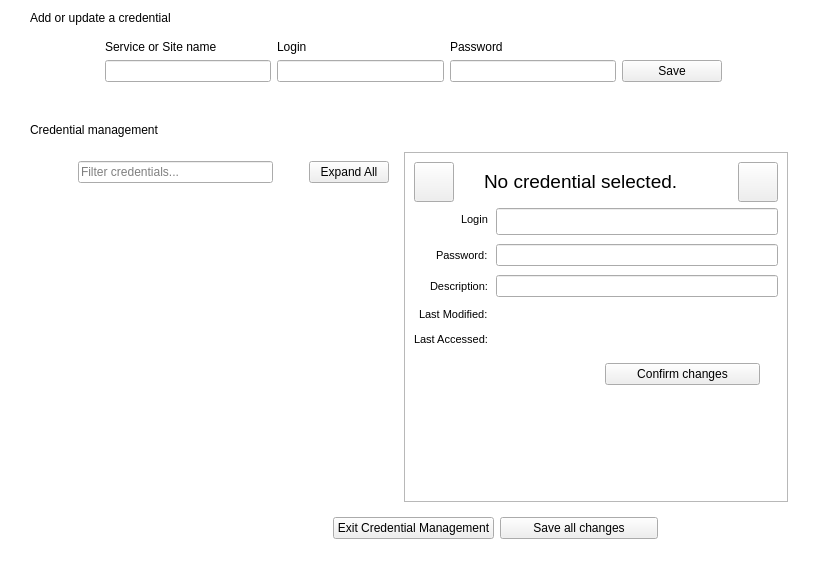
Old version of the form src/CredentialsManagement.ui in the repository mooltipass/moolticute.
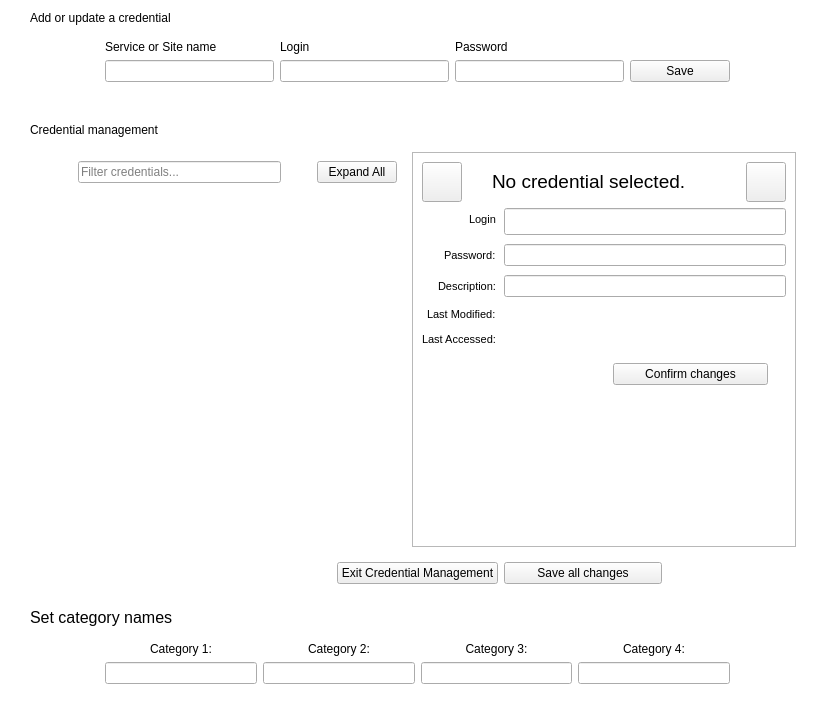
New version of the form. Icons and pictures are not drawn. Custom widgets are drawn as their Qt base class.

Commit message: Add Set user categories to Credentials tab for BLE

Diff of the .ui file:
```diff
--- a/src/CredentialsManagement.ui
+++ b/src/CredentialsManagement.ui
@@ -6,8 +6,8 @@
    <rect>
     <x>0</x>
     <y>0</y>
-    <width>827</width>
-    <height>568</height>
+    <width>835</width>
+    <height>704</height>
    </rect>
   </property>
   <property name="windowTitle">
@@ -807,6 +807,89 @@
      </widget>
     </widget>
    </item>
+   <item>
+    <widget class="QLabel" name="label_UserCategories">
+     <property name="font">
+      <font>
+       <pointsize>12</pointsize>
+      </font>
+     </property>
+     <property name="text">
+      <string>Set category names</string>
+     </property>
+     <property name="class" stdset="0">
+      <string>FrameTitle</string>
+     </property>
+    </widget>
+   </item>
+   <item>
+    <widget class="QWidget" name="widget_UserCategories" native="true">
+     <layout class="QHBoxLayout" name="horizontalLayout_7">
+      <property name="leftMargin">
+       <number>75</number>
+      </property>
+      <property name="rightMargin">
+       <number>75</number>
+      </property>
+      <item>
+       <layout class="QGridLayout" name="gridLayout">
+        <item row="0" column="3">
+         <widget class="QLabel" name="labelCategory4">
+          <property name="text">
+           <string>Category 4:</string>
+          </property>
+          <property name="alignment">
+           <set>Qt::AlignCenter</set>
+          </property>
+         </widget>
+        </item>
+        <item row="0" column="2">
+         <widget class="QLabel" name="labelCategory3">
+          <property name="text">
+           <string>Category 3:</string>
+          </property>
+          <property name="alignment">
+           <set>Qt::AlignCenter</set>
+          </property>
+         </widget>
+        </item>
+        <item row="0" column="1">
+         <widget class="QLabel" name="labelCategory2">
+          <property name="text">
+           <string>Category 2:</string>
+          </property>
+          <property name="alignment">
+           <set>Qt::AlignCenter</set>
+          </property>
+         </widget>
+        </item>
+        <item row="0" column="0">
+         <widget class="QLabel" name="labelCategory1">
+          <property name="text">
+           <string>Category 1:</string>
+          </property>
+          <property name="alignment">
+           <set>Qt::AlignCenter</set>
+          </property>
+         </widget>
+        </item>
+        <item row="1" column="0">
+         <widget class="QLineEdit" name="lineEditCategory1"/>
+        </item>
+        <item row="1" column="1">
+         <widget class="QLineEdit" name="lineEditCategory2"/>
+        </item>
+        <item row="1" column="2">
+         <widget class="QLineEdit" name="lineEditCategory3"/>
+        </item>
+        <item row="1" column="3">
+         <widget class="QLineEdit" name="lineEditCategory4"/>
+        </item>
+       </layout>
+      </item>
+     </layout>
+    </widget>
+   </item>
   </layout>
  </widget>
  <customwidgets>
```
The commit also changes 4 other files.
